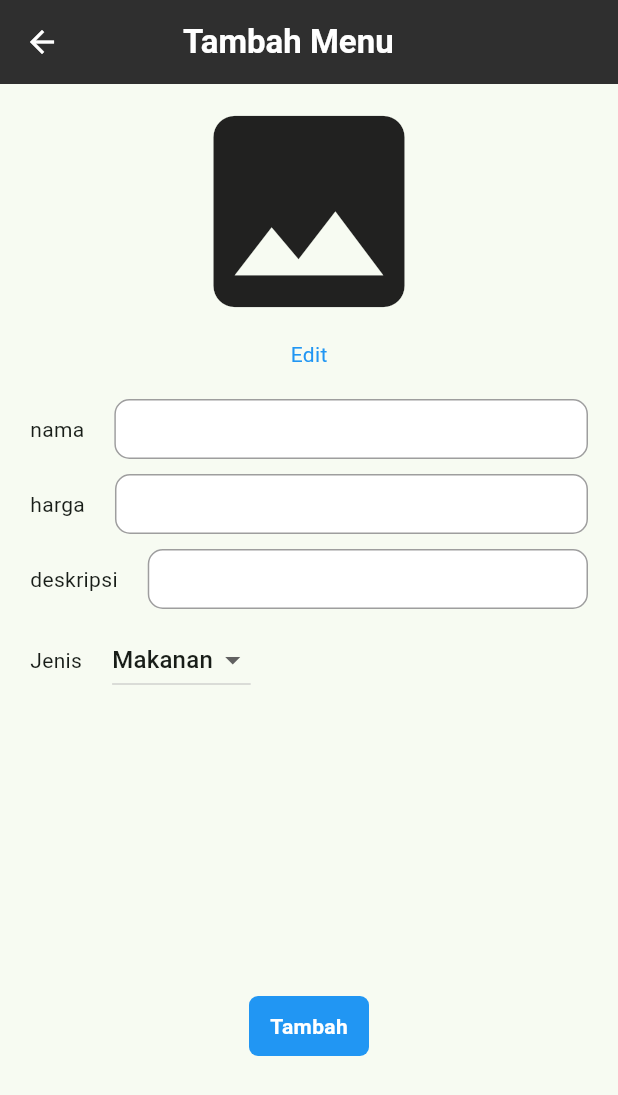
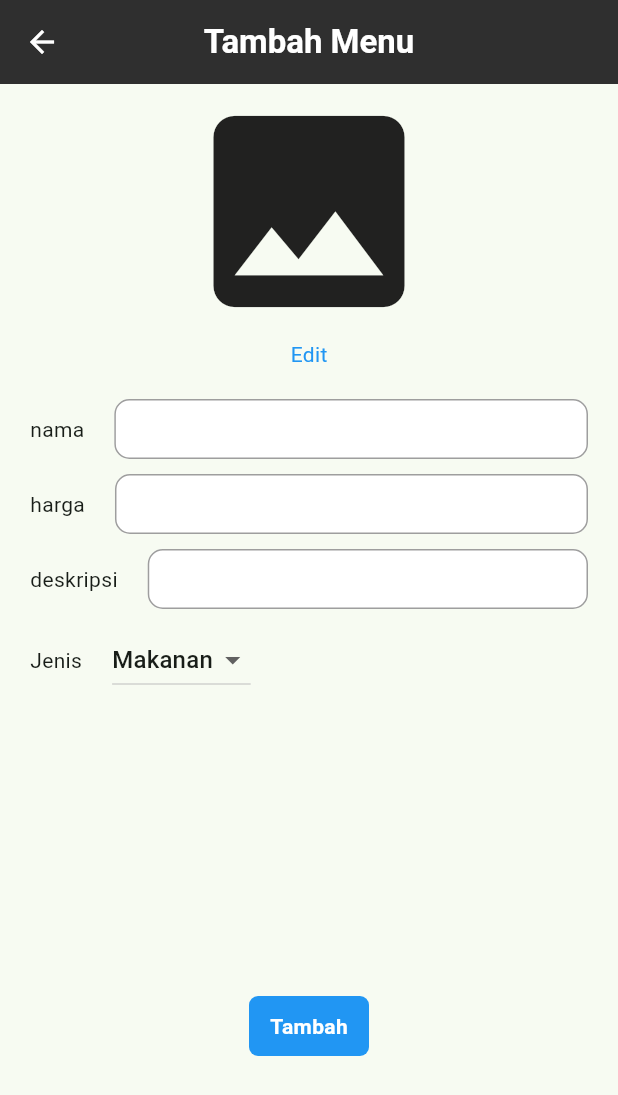
Before and after one commit to k1s6/orderinv2-mobile, a Flutter app: the DetailMenu screen opened directly, on a phone screen of 412 x 824 dp. Shown: the top 1095 px of the screen. Run offline on Flutter 3.47's test engine with Material 3 defaults, Android fonts, the phone set to English and light mode, and no system bars; our stand-ins replace cloud_firestore, firebase_auth, firebase_core, firebase_storage, fluttertoast, get and 2 more; missing offline and left inert: d_method; accounts and stored records are empty.

Commit message:
new update

```diff
--- a/lib/Widget/TextFieldDetails.dart
+++ b/lib/Widget/TextFieldDetails.dart
@@ -1,9 +1,10 @@
 import 'package:flutter/material.dart';
 
 class TextFieldDetails extends StatelessWidget {
-  const TextFieldDetails({super.key, required this.controller});
+  const TextFieldDetails({super.key, required this.controller, required this.keyboardType});
 
-  final controller;
+  final TextEditingController controller;
+  final TextInputType keyboardType;
 
   @override
   Widget build(BuildContext context) {
@@ -11,6 +12,7 @@ class TextFieldDetails extends StatelessWidget {
       height: 40,
       child: TextField(
           controller: controller,
+          keyboardType: keyboardType,
           textAlignVertical: TextAlignVertical.center,
           // textAlign: TextAlign.center,
           decoration: const InputDecoration(
--- a/lib/main.dart
+++ b/lib/main.dart
@@ -30,7 +30,7 @@ class MyApp extends StatelessWidget {
         colorScheme: ColorScheme.fromSeed(seedColor: Colors.green.shade300),
         useMaterial3: true,
       ),
-      home: ListMenu(initialTabIndex: 0),
+      home: SplashScreen(),
     );
   }
 }
--- a/lib/view/DetailMenu.dart
+++ b/lib/view/DetailMenu.dart
@@ -28,6 +28,7 @@ class _DetailMenuState extends State<DetailMenu> {
   Widget build(BuildContext context) {
     return Scaffold(
       appBar: AppBar(
+        centerTitle: true,
         leading: IconButton(
           icon: const Icon(
             Icons.arrow_back,
@@ -39,13 +40,10 @@ class _DetailMenuState extends State<DetailMenu> {
         ),
         // iconTheme: const IconThemeData(color: Colors.white),
         backgroundColor: const Color.fromARGB(255, 47, 47, 47),
-        title: const Padding(
-            padding: EdgeInsets.only(left: 50),
-            child: Text(
-              'Tambah Menu',
-              style:
-                  TextStyle(color: Colors.white, fontWeight: FontWeight.bold),
-            )),
+        title: const Text(
+          'Tambah Menu',
+          style: TextStyle(color: Colors.white, fontWeight: FontWeight.bold),
+        ),
       ),
       body: BodyOfTambahMenu(),
     );
@@ -321,6 +319,7 @@ class _BodyOfTambahMenuState extends State<BodyOfTambahMenu> {
                   Expanded(
                       child: TextFieldDetails(
                     controller: hargaController,
+                    keyboardType: TextInputType.number,
                   )),
                 ],
               )),
@@ -338,6 +337,7 @@ class _BodyOfTambahMenuState extends State<BodyOfTambahMenu> {
                   Expanded(
                       child: TextFieldDetails(
                     controller: descController,
+                    keyboardType: TextInputType.text,
                   )),
                 ],
               )),
--- a/lib/view/EditMenu.dart
+++ b/lib/view/EditMenu.dart
@@ -582,6 +582,7 @@ class _BodyOfEditMenu extends State<BodyOfEditMenu> {
                   Expanded(
                       child: TextFieldDetails(
                     controller: hargaController,
+                    keyboardType: TextInputType.number,
                   )),
                 ],
               )),
@@ -599,6 +600,7 @@ class _BodyOfEditMenu extends State<BodyOfEditMenu> {
                   Expanded(
                       child: TextFieldDetails(
                     controller: descController,
+                    keyboardType: TextInputType.text,
                   )),
                 ],
               )),
--- a/lib/view/ListMenu.dart
+++ b/lib/view/ListMenu.dart
@@ -66,7 +66,10 @@ class _ListMenuState extends State<ListMenu>
                     color: Colors.white,
                     child: Padding(
                       padding: const EdgeInsets.all(8),
-                      child: Expanded(child: _tabBar),
+                      child: SizedBox(
+                        height: 44, // Adjust the height as needed
+                        child: _tabBar,
+                      ),
                     ),
                   ),
                 ),
```
Also changed, not shown: lib/view/LoginUser.dart (+11 -8 lines).
